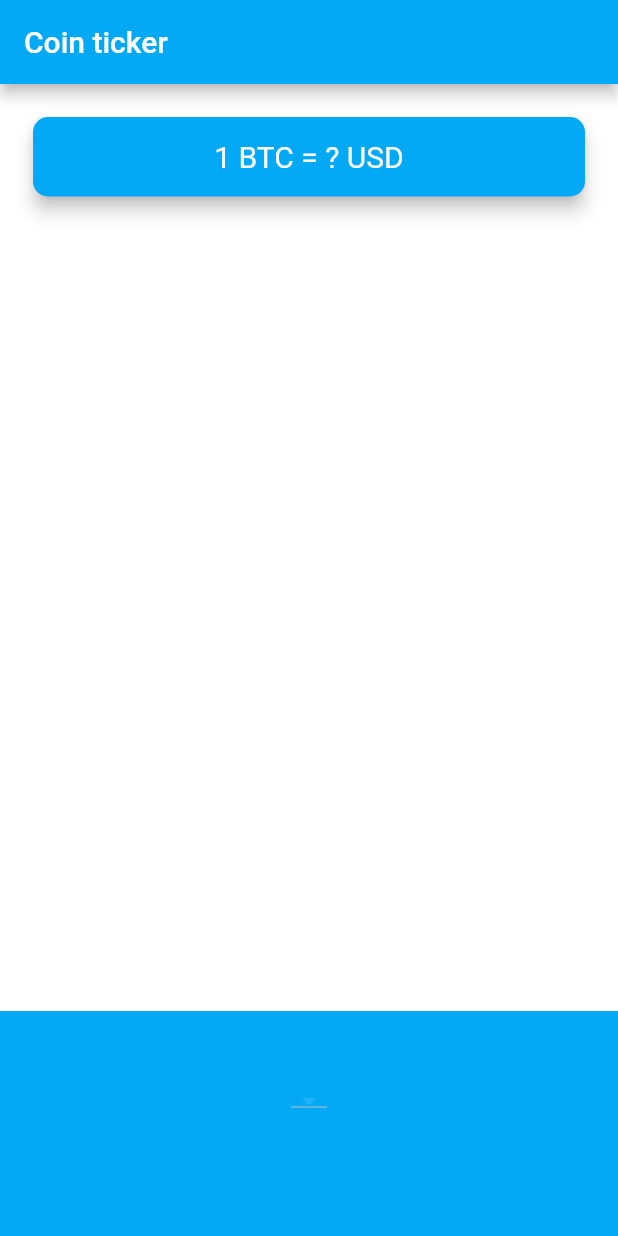
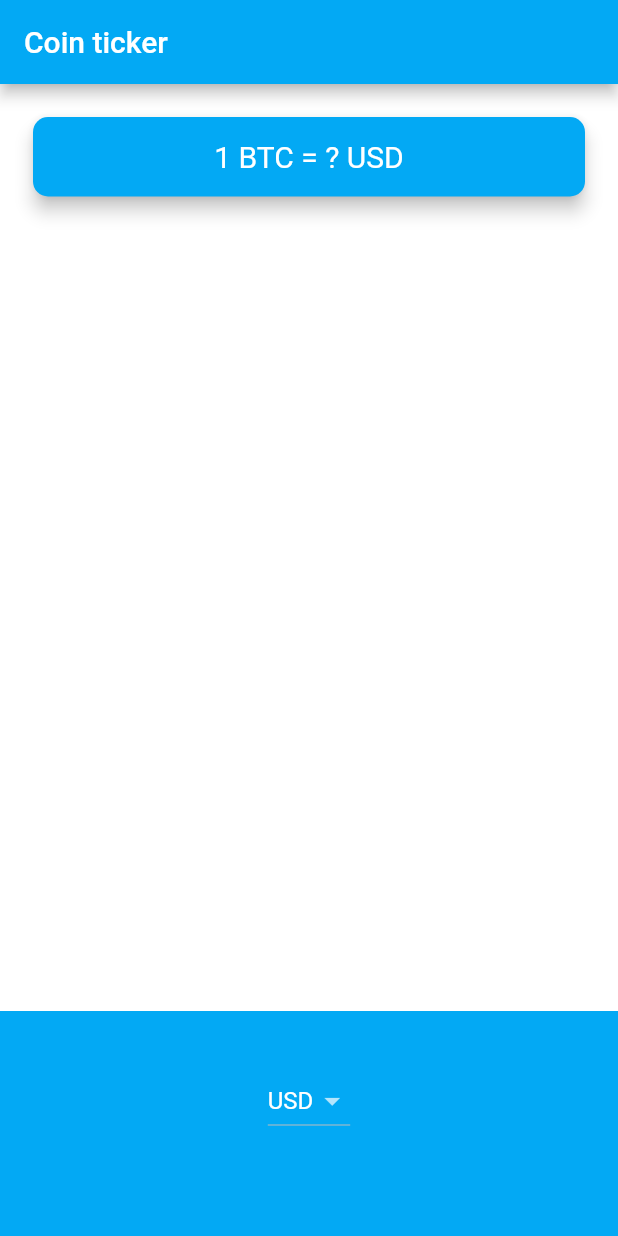
Before and after one commit to bullshitman/bitcoin_price, a Flutter app: the screen it shows after launch, on a phone screen of 412 x 824 dp. Run offline on Flutter 3.47's test engine with Material 2 defaults, Android fonts, the phone set to English and light mode, and no system bars.

```diff
--- a/lib/price_screen.dart
+++ b/lib/price_screen.dart
@@ -1,7 +1,14 @@
 import 'package:flutter/material.dart';
 import 'coin_data.dart';
 
-class PriceScreen extends StatelessWidget {
+class PriceScreen extends StatefulWidget {
+  @override
+  _PriceScreenState createState() => _PriceScreenState();
+}
+
+class _PriceScreenState extends State<PriceScreen> {
+  String selectedCurrency = 'USD';
+
   @override
   Widget build(BuildContext context) {
     return Scaffold(
@@ -40,8 +47,26 @@ class PriceScreen extends StatelessWidget {
             alignment: Alignment.center,
             padding: EdgeInsets.only(bottom: 30.0),
             child: DropdownButton<String>(
-              items: [],
-              onChanged: null,
+              value: selectedCurrency,
+              items: [
+                DropdownMenuItem(
+                  child: Text('USD'),
+                  value: 'USD',
+                ),
+                DropdownMenuItem(
+                  child: Text('EUR'),
+                  value: 'EUR',
+                ),
+                DropdownMenuItem(
+                  child: Text('GBP'),
+                  value: 'GBP',
+                ),
+              ],
+              onChanged: (value) {
+                setState(() {
+                  selectedCurrency = value;
+                });
+              },
             ),
           ),
         ],
```
